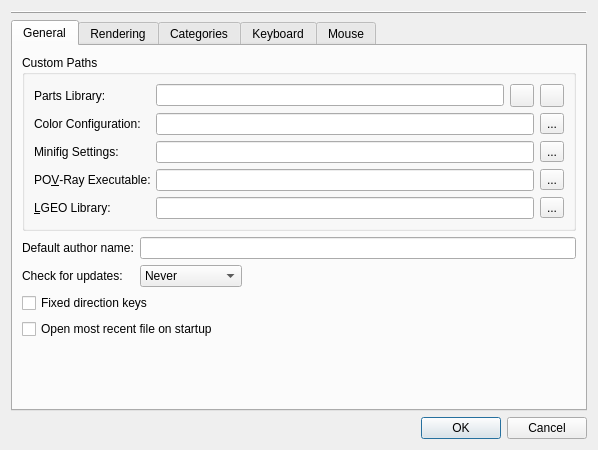
The window that qt/lc_qpreferencesdialog.ui (leozide/leocad) describes before a commit, drawn with Qt 5.
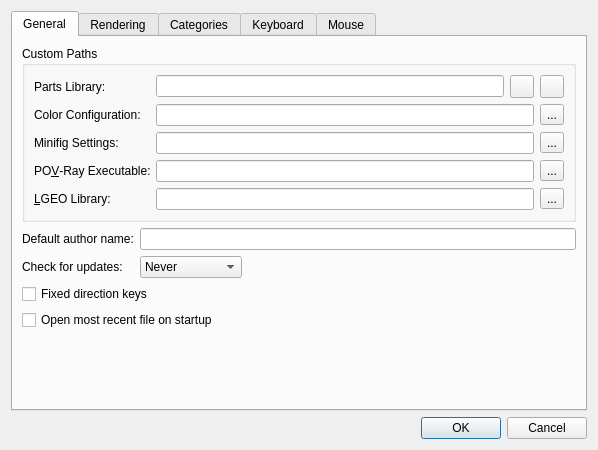
The same window after the commit. Icons and pictures are not drawn.

Commit message: Removed horizontal lines from dialogs.

Patch:
```diff
--- a/qt/lc_qpreferencesdialog.ui
+++ b/qt/lc_qpreferencesdialog.ui
@@ -14,16 +14,6 @@
    <string>Preferences</string>
   </property>
   <layout class="QVBoxLayout" name="verticalLayout">
-   <item>
-    <widget class="QFrame" name="frame">
-     <property name="frameShape">
-      <enum>QFrame::HLine</enum>
-     </property>
-     <property name="frameShadow">
-      <enum>QFrame::Raised</enum>
-     </property>
-    </widget>
-   </item>
    <item>
     <widget class="QTabWidget" name="tabWidget">
      <property name="currentIndex">
```
The commit also changes 15 other files.
